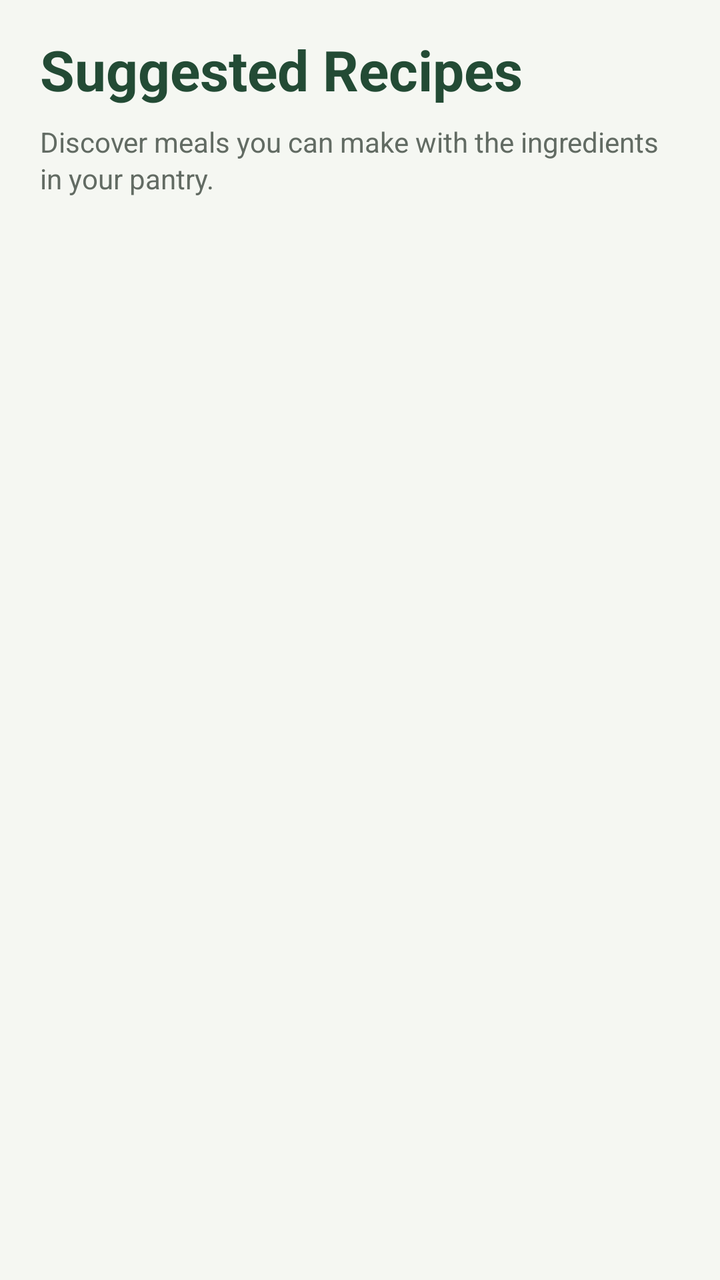
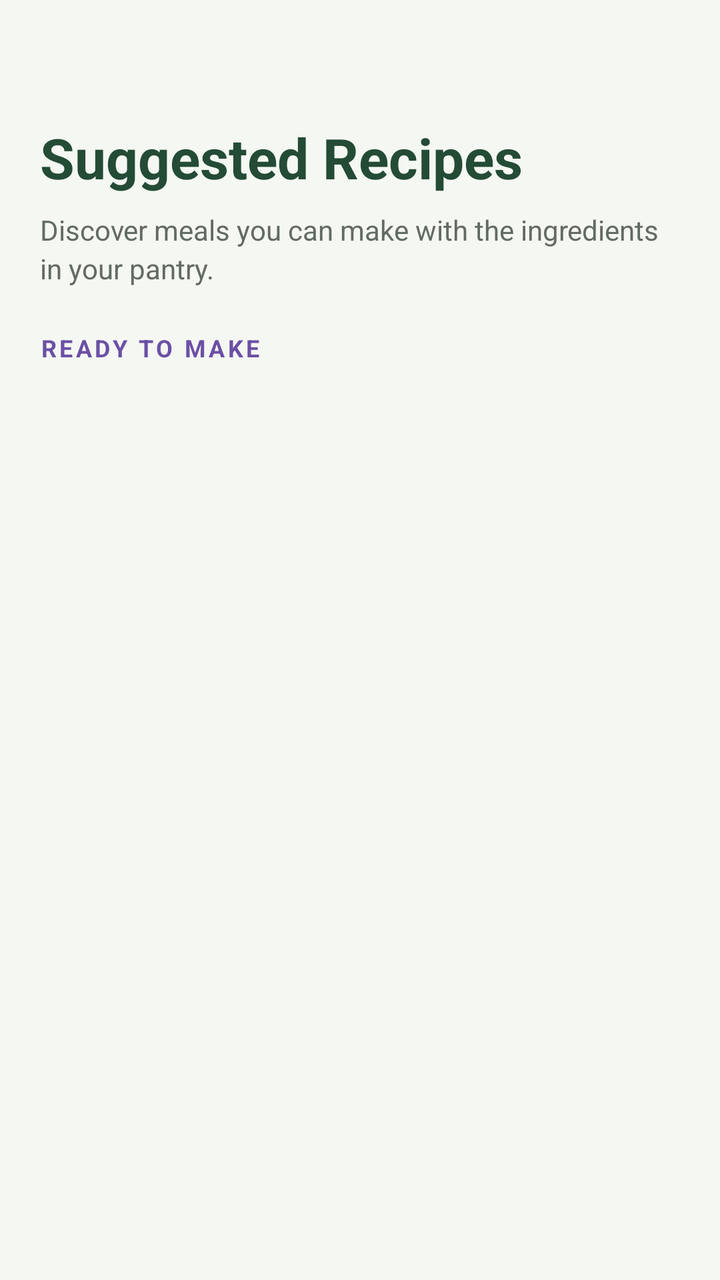

The first picture is an Android layout as it rendered before a commit; the second is the same layout after the commit. The layout source and the unified diff follow.
<!-- AndroidManifest.xml: application theme Theme.SmartPantryManager -->
<!-- res/layout/activity_suggested_recipes.xml -->
<?xml version="1.0" encoding="utf-8"?>
<LinearLayout
    xmlns:android="http://schemas.android.com/apk/res/android"
    android:layout_width="match_parent"
    android:layout_height="match_parent"
    android:orientation="vertical"
    android:background="#F5F7F2"
    android:paddingStart="20dp"
    android:paddingEnd="20dp"
    android:paddingTop="16dp"
    android:paddingBottom="12dp">

    
    <TextView
        android:layout_width="match_parent"
        android:layout_height="wrap_content"
        android:text="Suggested Recipes"
        android:textSize="28sp"
        android:textStyle="bold"
        android:textColor="#234B35"
        android:layout_marginBottom="8dp" />

    
    <TextView
        android:layout_width="match_parent"
        android:layout_height="wrap_content"
        android:text="Discover meals you can make with the ingredients in your pantry."
        android:textSize="14sp"
        android:textColor="#626B63"
        android:lineSpacingExtra="2dp"
        android:layout_marginBottom="20dp" />

    
    <TextView
        android:id="@+id/txtNoRecipes"
        android:layout_width="match_parent"
        android:layout_height="wrap_content"
        android:text="No recipes match your pantry yet. \nAdd ingredients to discover meals you can make."
        android:textSize="16sp"
        android:textColor="#626B63"
        android:gravity="center"
        android:padding="28dp"
        android:background="#FFFFFF"
        android:visibility="gone" />

    
    <ListView
        android:id="@+id/listRecipes"
        android:layout_width="match_parent"
        android:layout_height="0dp"
        android:layout_weight="1"
        android:divider="@android:color/transparent"
        android:dividerHeight="10dp"
        android:scrollbars="vertical"
        android:fadeScrollbars="false"
        android:clipToPadding="false"
        android:paddingBottom="8dp"
        android:focusable="true"
        android:clickable="true" />

</LinearLayout>
<!-- resources referenced by this layout -->
<resources>
  <style name="Theme.SmartPantryManager" parent="Base.Theme.SmartPantryManager" />
  <style name="Base.Theme.SmartPantryManager" parent="Theme.Material3.DayNight">
  
          
          
      </style>
</resources>

<!-- the commit's change to res/layout/activity_suggested_recipes.xml (unified diff, before → after) -->
@@ -7,7 +7,7 @@
     android:background="#F5F7F2"
     android:paddingStart="20dp"
     android:paddingEnd="20dp"
-    android:paddingTop="16dp"
+    android:paddingTop="60dp"
     android:paddingBottom="12dp">
 
     
@@ -27,20 +27,33 @@
         android:text="Discover meals you can make with the ingredients in your pantry."
         android:textSize="14sp"
         android:textColor="#626B63"
-        android:lineSpacingExtra="2dp"
-        android:layout_marginBottom="20dp" />
+        android:lineSpacingExtra="3dp"
+        android:layout_marginBottom="22dp" />
+
+    
+    <TextView
+        android:layout_width="match_parent"
+        android:layout_height="wrap_content"
+        android:text="READY TO MAKE"
+        android:textSize="12sp"
+        android:textStyle="bold"
+        android:textColor="#6B50A5"
+        android:letterSpacing="0.12"
+        android:layout_marginBottom="12dp" />
 
     
     <TextView
         android:id="@+id/txtNoRecipes"
         android:layout_width="match_parent"
         android:layout_height="wrap_content"
+        android:layout_marginTop="18dp"
         android:text="No recipes match your pantry yet. \nAdd ingredients to discover meals you can make."
-        android:textSize="16sp"
+        android:textSize="15sp"
         android:textColor="#626B63"
         android:gravity="center"
-        android:padding="28dp"
-        android:background="#FFFFFF"
+        android:lineSpacingExtra="4dp"
+        android:padding="24dp"
+        android:background="@drawable/bg_ingredient_form"
         android:visibility="gone" />
 
     
@@ -50,7 +63,7 @@
         android:layout_height="0dp"
         android:layout_weight="1"
         android:divider="@android:color/transparent"
-        android:dividerHeight="10dp"
+        android:dividerHeight="12dp"
         android:scrollbars="vertical"
         android:fadeScrollbars="false"
         android:clipToPadding="false"
<!-- resource entries referenced after the edit -->
@@ -1,10 +1,27 @@
 <!-- resources referenced by this layout -->
 <resources>
+  <!-- drawable bg_ingredient_form (drawable) -->
+  <?xml version="1.0" encoding="utf-8"?>
+  <shape xmlns:android="http://schemas.android.com/apk/res/android"
+      android:shape="rectangle">
+  
+      <solid android:color="#FFFFFF" />
+  
+      <corners android:radius="20dp" />
+  
+      <stroke
+          android:width="1dp"
+          android:color="#E2E9E0" />
+  
+  </shape>
   <style name="Theme.SmartPantryManager" parent="Base.Theme.SmartPantryManager" />
   <style name="Base.Theme.SmartPantryManager" parent="Theme.Material3.DayNight">
   
-          
-          
+          <item name="android:windowActionModeOverlay">true</item>
+          <item name="android:windowLightStatusBar">false</item>
+          <item name="android:statusBarColor">#F2EBF8</item>
+          <item name="android:navigationBarColor">#F5F7F2</item>
+  
       </style>
 </resources>
 
